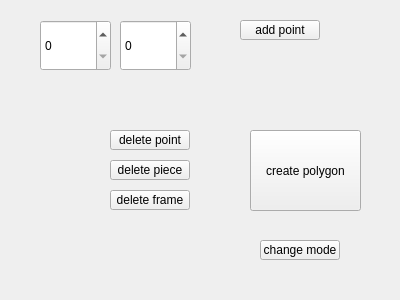
Qt form ManPowerProb/manpowergui.ui (tnct-spc/procon2017-comp) before a commit.
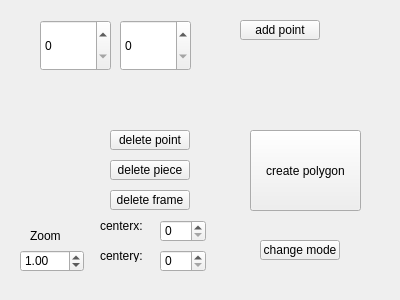
The same form after that commit.

Diff of the .ui file:
```diff
--- a/ManPowerProb/manpowergui.ui
+++ b/ManPowerProb/manpowergui.ui
@@ -123,6 +123,90 @@
     <string>change mode</string>
    </property>
   </widget>
+  <widget class="QDoubleSpinBox" name="zoom">
+   <property name="geometry">
+    <rect>
+     <x>20</x>
+     <y>250</y>
+     <width>64</width>
+     <height>22</height>
+    </rect>
+   </property>
+   <property name="value">
+    <double>1.000000000000000</double>
+   </property>
+  </widget>
+  <widget class="QSpinBox" name="center_x">
+   <property name="geometry">
+    <rect>
+     <x>160</x>
+     <y>220</y>
+     <width>46</width>
+     <height>22</height>
+    </rect>
+   </property>
+   <property name="maximum">
+    <number>101</number>
+   </property>
+   <property name="displayIntegerBase">
+    <number>101</number>
+   </property>
+  </widget>
+  <widget class="QSpinBox" name="center_y">
+   <property name="geometry">
+    <rect>
+     <x>160</x>
+     <y>250</y>
+     <width>46</width>
+     <height>22</height>
+    </rect>
+   </property>
+   <property name="maximum">
+    <number>65</number>
+   </property>
+   <property name="displayIntegerBase">
+    <number>65</number>
+   </property>
+  </widget>
+  <widget class="QLabel" name="label">
+   <property name="geometry">
+    <rect>
+     <x>30</x>
+     <y>230</y>
+     <width>54</width>
+     <height>12</height>
+    </rect>
+   </property>
+   <property name="text">
+    <string>Zoom</string>
+   </property>
+  </widget>
+  <widget class="QLabel" name="label_2">
+   <property name="geometry">
+    <rect>
+     <x>100</x>
+     <y>220</y>
+     <width>54</width>
+     <height>12</height>
+    </rect>
+   </property>
+   <property name="text">
+    <string>centerx:</string>
+   </property>
+  </widget>
+  <widget class="QLabel" name="label_3">
+   <property name="geometry">
+    <rect>
+     <x>100</x>
+     <y>250</y>
+     <width>54</width>
+     <height>12</height>
+    </rect>
+   </property>
+   <property name="text">
+    <string>centery:</string>
+   </property>
+  </widget>
  </widget>
  <resources/>
  <connections/>
```
